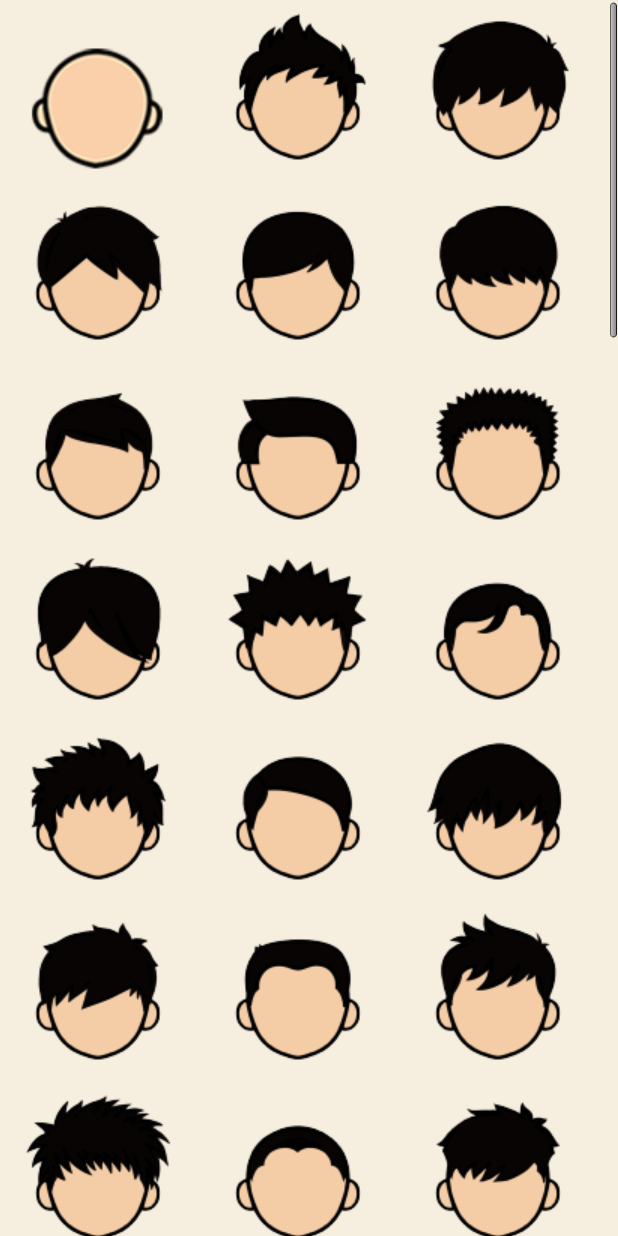
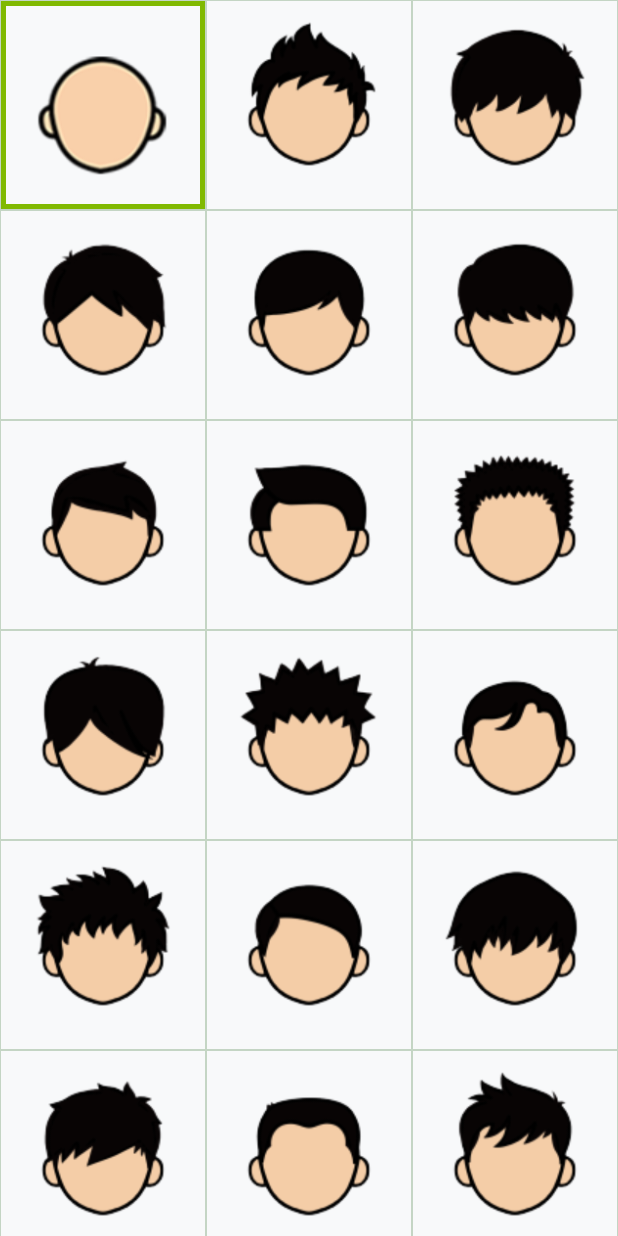
Before and after one commit to Jermmy/myotee, an Android app: the fragment GridFragment shown on its own in the app's theme, on a phone screen of 412 x 824 dp. Run offline under Robolectric (Android 15) with nearby library versions, the phone set to English and light mode, and no system bars; 1 statement that could not run was skipped.

Commit message:
fix bugs in setting selection state of gridview

```diff
--- a/app/src/main/java/com/xyz/myotee/EditActivity.java
+++ b/app/src/main/java/com/xyz/myotee/EditActivity.java
@@ -10,6 +10,7 @@ import android.view.LayoutInflater;
 import android.view.View;
 import android.view.ViewGroup;
 import android.webkit.WebView;
+import android.webkit.WebViewClient;
 import android.widget.Button;
 import android.widget.ImageButton;
 import android.widget.ImageView;
@@ -82,6 +83,7 @@ public class EditActivity extends BaseFragActivity implements View.OnClickListen
         loadingData();
         initView();
         initAdapter();
+        initWebView();
     }
 
     private void loadingData() {
@@ -113,13 +115,18 @@ public class EditActivity extends BaseFragActivity implements View.OnClickListen
         share.setOnClickListener(this);
 
         contentLayout.setVisibility(View.VISIBLE);
-
     }
 
 
     private void initAdapter() {
         adapter = new MyAdapter(getSupportFragmentManager());
         indicatorViewPager.setAdapter(adapter);
+    }
+
+    private void initWebView() {
+        webview.setWebViewClient(new WebViewClient() {
+
+        });
     }
 
     @Override
@@ -168,7 +175,6 @@ public class EditActivity extends BaseFragActivity implements View.OnClickListen
             if (convertView == null) {
                 convertView = (ImageButton)inflater.inflate(R.layout.item_indicator_tab, container, false);
             }
-            //Button button = (Button) convertView;
            // ((Button)convertView).setCompoundDrawablesWithIntrinsicBounds(null, selectors[position], null, null);
             //((Button)convertView).setCompoundDrawablesWithIntrinsicBounds(0, selectors[position], 0, 0);
             //((ImageButton)convertView).setBackground(selectors[position]);
--- a/app/src/main/java/com/xyz/myotee/GridFragment.java
+++ b/app/src/main/java/com/xyz/myotee/GridFragment.java
@@ -4,9 +4,11 @@ import android.content.Context;
 import android.os.Bundle;
 import android.support.annotation.Nullable;
 import android.support.v4.app.Fragment;
+import android.util.Log;
 import android.view.LayoutInflater;
 import android.view.View;
 import android.view.ViewGroup;
+import android.widget.AdapterView;
 import android.widget.BaseAdapter;
 import android.widget.GridView;
 import android.widget.ImageView;
@@ -22,6 +24,7 @@ public class GridFragment extends Fragment {
 
     private GridView gridView;
     private GridAdapter adapter;
+
 
     @Override
     public void onActivityCreated(@Nullable Bundle savedInstanceState) {
@@ -48,18 +51,32 @@ public class GridFragment extends Fragment {
         ArrayList<Integer> icons = loadEngine.getFeatureIcons().get(index);
         adapter = new GridAdapter(getActivity(), icons);
         gridView.setAdapter(adapter);
+        gridView.setOnItemClickListener(new AdapterView.OnItemClickListener() {
+            @Override
+            public void onItemClick(AdapterView<?> parent, View view, int position, long id) {
+                Log.i("GridFragment", "onItemClick=====>" + position);
+                adapter.setSelected(position);
+            }
+        });
     }
+
 
     class GridAdapter extends BaseAdapter {
 
         Context mContext;
         ArrayList<Integer> icons;
         LayoutInflater inflater;
+        boolean isSelected[];
 
         GridAdapter(Context context, ArrayList<Integer> icons) {
             this.mContext = context;
             this.icons = icons;
             this.inflater = LayoutInflater.from(mContext);
+            this.isSelected = new boolean[icons.size()];
+            for (int i = 0; i < icons.size(); i++) {
+                isSelected[i] = false;
+            }
+            this.isSelected[0] = true;
         }
 
         @Override
@@ -80,14 +97,28 @@ public class GridFragment extends Fragment {
         @Override
         public View getView(int position, View convertView, ViewGroup parent) {
             if (convertView == null) {
-                convertView = inflater.inflate(R.layout.item_gridview_edit, parent, false);
+                convertView = inflater.inflate(R.layout.item_gridview_edit, null, false);
+                ImageView image = (ImageView) convertView.findViewById(R.id.image);
+                image.setImageResource(icons.get(position));
             }
-            ImageView image = (ImageView) convertView.findViewById(R.id.image);
-            image.setBackgroundResource(icons.get(position));
-
+            if (isSelected[position]) {
+                convertView.setBackgroundResource(R.drawable.shape_item_gridview_edit);
+            } else {
+                convertView.setBackgroundResource(R.color.color_homepage);
+            }
             return convertView;
         }
 
+        public void setSelected(int position) {
+            for (int i = 0; i < isSelected.length; i++) {
+                isSelected[i] = false;
+            }
+            this.isSelected[position] = true;
+            notifyDataSetChanged();
+        }
 
     }
+
+
+
 }
--- /dev/null
+++ b/app/src/main/res/drawable/selector_item_gridview_edit.xml
@@ -0,0 +1,12 @@
+<?xml version="1.0" encoding="utf-8"?>
+<selector xmlns:android="http://schemas.android.com/apk/res/android">
+
+    <item android:state_selected="false" android:drawable="@color/color_homepage" />
+    <item android:state_selected="true" android:drawable="@drawable/shape_item_gridview_edit" />
+
+    <!--<item android:state_focused="false" android:drawable="@color/color_homepage" />-->
+    <!--<item android:state_focused="true"  android:drawable="@drawable/shape_item_gridview_edit" />-->
+
+    <!--<item android:state_pressed="false" android:drawable="@color/color_homepage" />-->
+    <!--<item android:state_pressed="true" android:drawable="@drawable/shape_item_gridview_edit" />-->
+</selector>
--- /dev/null
+++ b/app/src/main/res/drawable/shape_item_gridview_border.xml
@@ -0,0 +1,9 @@
+<?xml version="1.0" encoding="utf-8"?>
+<shape xmlns:android="http://schemas.android.com/apk/res/android"
+    android:shape="rectangle" >
+
+    <stroke android:color="#c4d5c4"
+        android:width="0.8dp" />
+
+    <solid android:color="#00ffffff" />
+</shape>
--- /dev/null
+++ b/app/src/main/res/drawable/shape_item_gridview_edit.xml
@@ -0,0 +1,7 @@
+<?xml version="1.0" encoding="utf-8"?>
+<shape xmlns:android="http://schemas.android.com/apk/res/android"
+    android:shape="rectangle" >
+
+    <stroke android:color="#80b900"
+        android:width="4dp" />
+</shape>
--- a/app/src/main/res/layout/activity_edit.xml
+++ b/app/src/main/res/layout/activity_edit.xml
@@ -37,6 +37,7 @@
             android:id="@+id/rl_op"
             android:layout_width="match_parent"
             android:layout_height="48dp"
+            android:background="@color/color_homepage"
             android:paddingLeft="5dp"
             android:paddingRight="5dp">
 
@@ -109,6 +110,7 @@
                     android:id="@+id/viewpager"
                     android:layout_width="match_parent"
                     android:layout_height="match_parent"
+                    android:background="@color/color_homepage"
                     android:layout_below="@id/indicator"
                     android:layout_marginTop="1dp"></android.support.v4.view.ViewPager>
 
--- a/app/src/main/res/layout/item_fragment_viewpager.xml
+++ b/app/src/main/res/layout/item_fragment_viewpager.xml
@@ -1,13 +1,19 @@
 <?xml version="1.0" encoding="utf-8"?>
 <LinearLayout xmlns:android="http://schemas.android.com/apk/res/android"
-    android:orientation="vertical" android:layout_width="match_parent"
-    android:layout_height="match_parent">
+    android:layout_width="match_parent"
+    android:layout_height="match_parent"
+    android:orientation="vertical">
 
     <GridView
         android:id="@+id/gridview"
         android:layout_width="match_parent"
+        android:layout_height="match_parent"
+        android:background="@color/color_homepage"
+        android:fastScrollEnabled="true"
+        android:listSelector="#00ffffff"
         android:numColumns="3"
-        android:layout_height="match_parent"></GridView>
+        android:scrollbars="none"></GridView>
+
 
 
 </LinearLayout>
--- a/app/src/main/res/layout/item_gridview_edit.xml
+++ b/app/src/main/res/layout/item_gridview_edit.xml
@@ -1,12 +1,24 @@
 <?xml version="1.0" encoding="utf-8"?>
 <LinearLayout xmlns:android="http://schemas.android.com/apk/res/android"
-    android:orientation="vertical" android:layout_width="match_parent"
-    android:layout_height="match_parent">
+    android:layout_width="match_parent"
+    android:layout_height="match_parent"
 
-    <ImageView
-        android:id="@+id/image"
-        android:scaleType="centerCrop"
-        android:layout_width="wrap_content"
-        android:layout_height="wrap_content" />
+    android:orientation="vertical">
+
+    <RelativeLayout
+        android:layout_width="match_parent"
+        android:background="@drawable/shape_item_gridview_border"
+        android:padding="10dp"
+        android:layout_height="match_parent">
+
+        <ImageView
+            android:id="@+id/image"
+            android:layout_centerInParent="true"
+            android:layout_width="wrap_content"
+            android:layout_height="wrap_content" />
+
+    </RelativeLayout>
+
+
 
 </LinearLayout>
--- a/app/src/main/res/layout/item_indicator_tab.xml
+++ b/app/src/main/res/layout/item_indicator_tab.xml
@@ -6,6 +6,7 @@
     android:layout_height="40dp"
     android:layout_gravity="center"
     android:layout_centerInParent="true"
-    android:background="@null"
+
+    android:background="@color/color_homepage"
     android:scaleType="fitCenter"
     android:clickable="false" />
--- a/app/src/main/res/values/colors.xml
+++ b/app/src/main/res/values/colors.xml
@@ -4,7 +4,7 @@
     <color name="colorPrimaryDark">#303F9F</color>
     <color name="colorAccent">#FF4081</color>
 
-    <color name="color_homepage">#EEEFF3</color>
+    <color name="color_homepage">#f8f9fa</color>
 
     <color name="text_color">#333333</color>
     <color name="app_bg_color">#fff6efdf</color>
```
